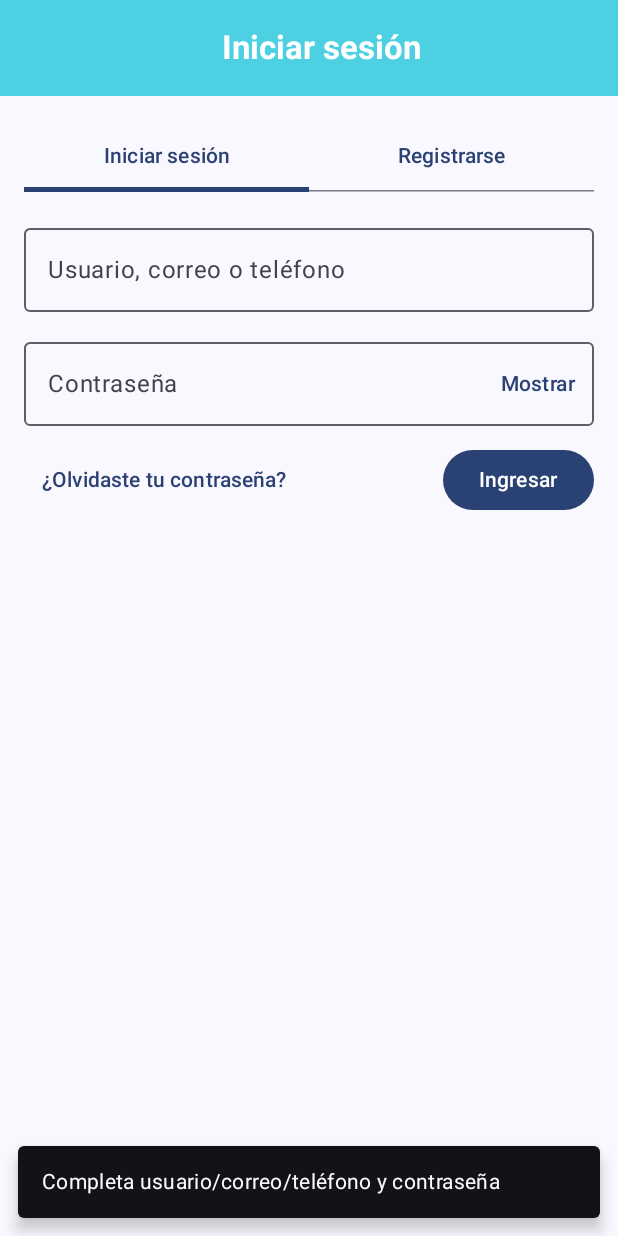
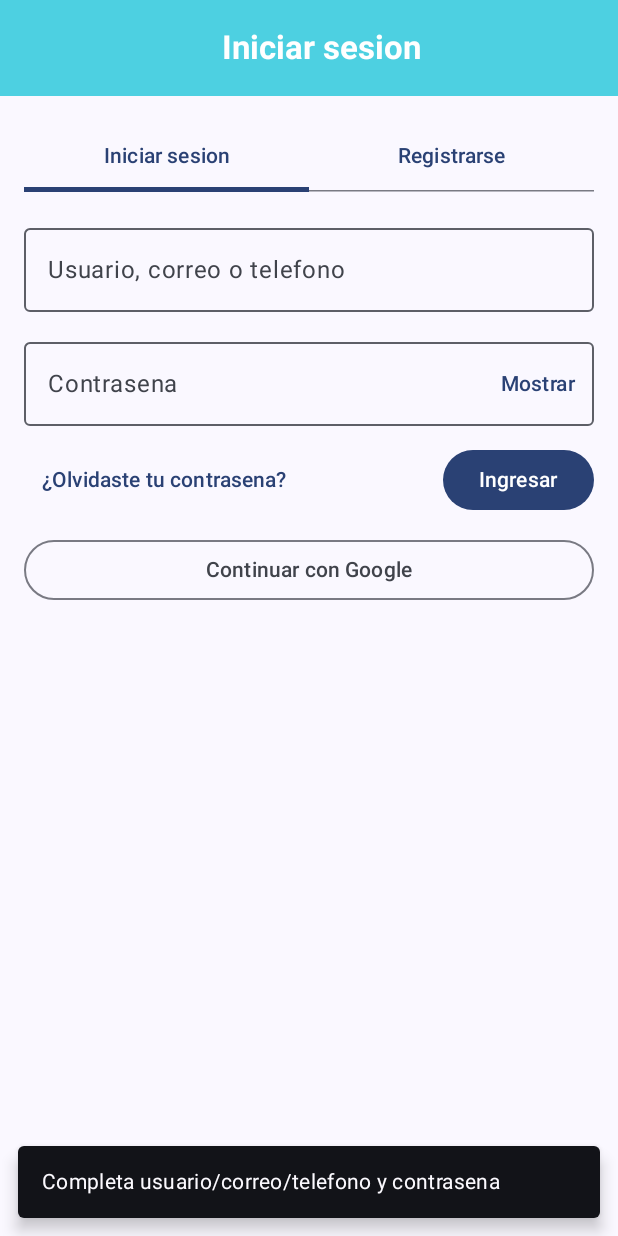
Before and after one commit to AbsolucionArtistica/AppPlayPulse, an Android app built with Jetpack Compose: the screen it shows after launch (MainActivity), after a tap on "Ingresar", on a phone screen of 412 x 824 dp. Run offline under Robolectric (Android 15) with nearby library versions, the phone set to English and light mode, and no system bars; our stand-ins replace Room's generated code.

Commit message:
gugul buton

```diff
--- a/app/src/main/java/com/example/appplaypulse_grupo4/MainActivity.kt
+++ b/app/src/main/java/com/example/appplaypulse_grupo4/MainActivity.kt
@@ -72,6 +72,12 @@ class MainActivity : ComponentActivity() {
                                     isAuthenticated = true
                                     showAuth = false
                                     showFriends = false; showGames = false; showCommunity = false; showProfile = false
+                                },
+                                onGoogleLoginSuccess = {
+                                    isAuthenticated = true
+                                    showAuth = false
+                                    showFriends = false; showGames = false; showCommunity = false; showProfile = false
+                                    Toast.makeText(ctx, "Sesion con Google", Toast.LENGTH_SHORT).show()
                                 }
                             )
                         } else {
--- a/app/src/main/java/com/example/appplaypulse_grupo4/ui/screens/AuthScreen.kt
+++ b/app/src/main/java/com/example/appplaypulse_grupo4/ui/screens/AuthScreen.kt
@@ -20,14 +20,15 @@ import androidx.compose.foundation.rememberScrollState
 fun AuthScreen(
     onClose: (() -> Unit)? = null,
     onLoginSuccess: (() -> Unit)? = null,
-    onRegisterSuccess: (() -> Unit)? = null
+    onRegisterSuccess: (() -> Unit)? = null,
+    onGoogleLoginSuccess: (() -> Unit)? = null,
 ) {
-    var selectedTab by remember { mutableStateOf(0) } // 0 = Iniciar sesión, 1 = Registrarse
+    var selectedTab by remember { mutableStateOf(0) } // 0 = Iniciar sesion, 1 = Registrarse
     val snackbarHostState = remember { SnackbarHostState() }
-    val scope = rememberCoroutineScope() // ✅ para lanzar snackbars desde callbacks
+    val scope = rememberCoroutineScope() // para lanzar snackbars desde callbacks
 
     Scaffold(
-        topBar = { TopNavBar(if (selectedTab == 0) "Iniciar sesión" else "Registrarse") },
+        topBar = { TopNavBar(if (selectedTab == 0) "Iniciar sesion" else "Registrarse") },
         snackbarHost = { SnackbarHost(snackbarHostState) }
     ) { innerPadding ->
         Column(
@@ -40,20 +41,25 @@ fun AuthScreen(
 
             // Pestañas
             TabRow(selectedTabIndex = selectedTab) {
-                Tab(selected = selectedTab == 0, onClick = { selectedTab = 0 }, text = { Text("Iniciar sesión") })
+                Tab(selected = selectedTab == 0, onClick = { selectedTab = 0 }, text = { Text("Iniciar sesion") })
                 Tab(selected = selectedTab == 1, onClick = { selectedTab = 1 }, text = { Text("Registrarse") })
             }
 
             when (selectedTab) {
                 0 -> LoginForm(
-                    onForgot = { /* abre diálogo en el form */ },
+                    onForgot = { /* abre dialogo en el form */ },
                     onLogin = { userOrEmailOrPhone, password ->
                         if (userOrEmailOrPhone.isNotBlank() && password.isNotBlank()) {
-                            scope.launch { snackbarHostState.showSnackbar("¡Inicio de sesión exitoso!") } // ✅
+                            scope.launch { snackbarHostState.showSnackbar("Inicio de sesion exitoso!") }
                             onLoginSuccess?.invoke()
                         } else {
-                            scope.launch { snackbarHostState.showSnackbar("Completa usuario/correo/teléfono y contraseña") } // ✅
+                            scope.launch { snackbarHostState.showSnackbar("Completa usuario/correo/telefono y contrasena") }
                         }
+                    },
+                    onGoogleLogin = {
+                        scope.launch { snackbarHostState.showSnackbar("Inicio de sesion con Google") }
+                        // Si se desea otro flujo al usar Google, se puede reemplazar por onGoogleLoginSuccess
+                        onGoogleLoginSuccess?.invoke() ?: onLoginSuccess?.invoke()
                     }
                 )
                 1 -> RegisterForm(
@@ -62,10 +68,10 @@ fun AuthScreen(
                             nombre, apellido, edad, correo, telefono, username, password
                         )
                         if (errors.isEmpty()) {
-                            scope.launch { snackbarHostState.showSnackbar("¡Registro exitoso!") } // ✅
+                            scope.launch { snackbarHostState.showSnackbar("Registro exitoso!") }
                             onRegisterSuccess?.invoke()
                         } else {
-                            scope.launch { snackbarHostState.showSnackbar(errors.first()) } // ✅
+                            scope.launch { snackbarHostState.showSnackbar(errors.first()) }
                         }
                     }
                 )
@@ -79,9 +85,10 @@ fun AuthScreen(
 @Composable
 private fun LoginForm(
     onForgot: () -> Unit,
-    onLogin: (String, String) -> Unit
+    onLogin: (String, String) -> Unit,
+    onGoogleLogin: (() -> Unit)? = null,
 ) {
-    var userField by remember { mutableStateOf("") } // usuario/correo/teléfono
+    var userField by remember { mutableStateOf("") } // usuario/correo/telefono
     var password by remember { mutableStateOf("") }
     var showPassword by remember { mutableStateOf(false) }
     var showForgotDialog by remember { mutableStateOf(false) }
@@ -92,14 +99,14 @@ private fun LoginForm(
         OutlinedTextField(
             value = userField,
             onValueChange = { userField = it },
-            label = { Text("Usuario, correo o teléfono") },
+            label = { Text("Usuario, correo o telefono") },
             modifier = Modifier.fillMaxWidth()
         )
 
         OutlinedTextField(
             value = password,
             onValueChange = { password = it },
-            label = { Text("Contraseña") },
+            label = { Text("Contrasena") },
             modifier = Modifier.fillMaxWidth(),
             visualTransformation = if (showPassword) VisualTransformation.None else PasswordVisualTransformation(),
             trailingIcon = {
@@ -115,21 +122,29 @@ private fun LoginForm(
             verticalAlignment = Alignment.CenterVertically
         ) {
             TextButton(onClick = { showForgotDialog = true }) {
-                Text("¿Olvidaste tu contraseña?")
+                Text("¿Olvidaste tu contrasena?")
             }
             Button(onClick = { onLogin(userField, password) }) {
                 Text("Ingresar")
             }
+        }
+
+        OutlinedButton(
+            onClick = { onGoogleLogin?.invoke() },
+            modifier = Modifier.fillMaxWidth(),
+            enabled = onGoogleLogin != null
+        ) {
+            Text("Continuar con Google")
         }
     }
 
     if (showForgotDialog) {
         AlertDialog(
             onDismissRequest = { showForgotDialog = false },
-            title = { Text("Recuperar contraseña") },
+            title = { Text("Recuperar contrasena") },
             text = {
                 Column(verticalArrangement = Arrangement.spacedBy(8.dp)) {
-                    Text("Ingresa tu correo o usuario para enviarte un enlace de recuperación.")
+                    Text("Ingresa tu correo o usuario para enviarte un enlace de recuperacion.")
                     OutlinedTextField(
                         value = forgotTarget,
                         onValueChange = { forgotTarget = it },
@@ -140,7 +155,7 @@ private fun LoginForm(
             },
             confirmButton = {
                 TextButton(onClick = {
-                    // Aquí puedes integrar tu lógica real de recuperación
+                    // Aqui puedes integrar tu logica real de recuperacion
                     showForgotDialog = false
                 }) { Text("Enviar") }
             },
@@ -175,9 +190,9 @@ private fun RegisterForm(
         verticalArrangement = Arrangement.spacedBy(12.dp),
         modifier = Modifier
             .fillMaxSize()
-            .verticalScroll(scroll)      // ✅ scroll
-            .imePadding()                // ✅ sube con el teclado
-            .navigationBarsPadding()     // ✅ evita solaparse con barra
+            .verticalScroll(scroll)
+            .imePadding()
+            .navigationBarsPadding()
             .padding(bottom = 16.dp)
     ) {
         Row(
@@ -215,7 +230,7 @@ private fun RegisterForm(
         OutlinedTextField(
             value = telefono,
             onValueChange = { if (it.all { ch -> ch.isDigit() } && it.length <= 15) telefono = it },
-            label = { Text("Número de teléfono") },
+            label = { Text("Numero de telefono") },
             modifier = Modifier.fillMaxWidth()
         )
 
@@ -229,7 +244,7 @@ private fun RegisterForm(
         OutlinedTextField(
             value = password,
             onValueChange = { password = it },
-            label = { Text("Contraseña") },
+            label = { Text("Contrasena") },
             modifier = Modifier.fillMaxWidth(),
             visualTransformation = if (showPassword) VisualTransformation.None else PasswordVisualTransformation(),
             trailingIcon = {
@@ -241,7 +256,7 @@ private fun RegisterForm(
                 if (!isPasswordValid && password.isNotEmpty()) {
                     Column { passwordErrors.forEach { Text("• $it") } }
                 } else {
-                    Text("Mín. 6 caracteres, mayúscula, minúscula y número")
+                    Text("Min. 6 caracteres, mayuscula, minuscula y numero")
                 }
             }
         )
@@ -281,18 +296,18 @@ private fun validateRegister(
     if (edad.isBlank()) errors += "Ingresa tu edad"
     else {
         val e = edad.toIntOrNull()
-        if (e == null) errors += "Edad inválida"
-        else if (e < 13) errors += "Debes tener al menos 13 años"
+        if (e == null) errors += "Edad invalida"
+        else if (e < 13) errors += "Debes tener al menos 13 anos"
     }
 
     if (!correo.matches(Regex("^[A-Za-z0-9+_.-]+@[A-Za-z0-9.-]+$")))
-        errors += "Correo inválido"
+        errors += "Correo invalido"
 
-    if (!telefono.matches(Regex("^\\d{7,15}\$")))
-        errors += "Teléfono inválido (7 a 15 dígitos)"
+    if (!telefono.matches(Regex("^\\d{7,15}$")))
+        errors += "Telefono invalido (7 a 15 digitos)"
 
     if (username.length < 3)
-        errors += "Usuario muy corto (mín. 3)"
+        errors += "Usuario muy corto (min. 3)"
 
     errors += passwordValidationErrors(password)
 
@@ -302,8 +317,8 @@ private fun validateRegister(
 private fun passwordValidationErrors(password: String): List<String> {
     val errs = mutableListOf<String>()
     if (password.length < 6) errs += "Debe tener al menos 6 caracteres"
-    if (!password.any { it.isUpperCase() }) errs += "Debe incluir una mayúscula"
-    if (!password.any { it.isLowerCase() }) errs += "Debe incluir una minúscula"
-    if (!password.any { it.isDigit() }) errs += "Debe incluir un número"
+    if (!password.any { it.isUpperCase() }) errs += "Debe incluir una mayuscula"
+    if (!password.any { it.isLowerCase() }) errs += "Debe incluir una minuscula"
+    if (!password.any { it.isDigit() }) errs += "Debe incluir un numero"
     return errs
 }
```
